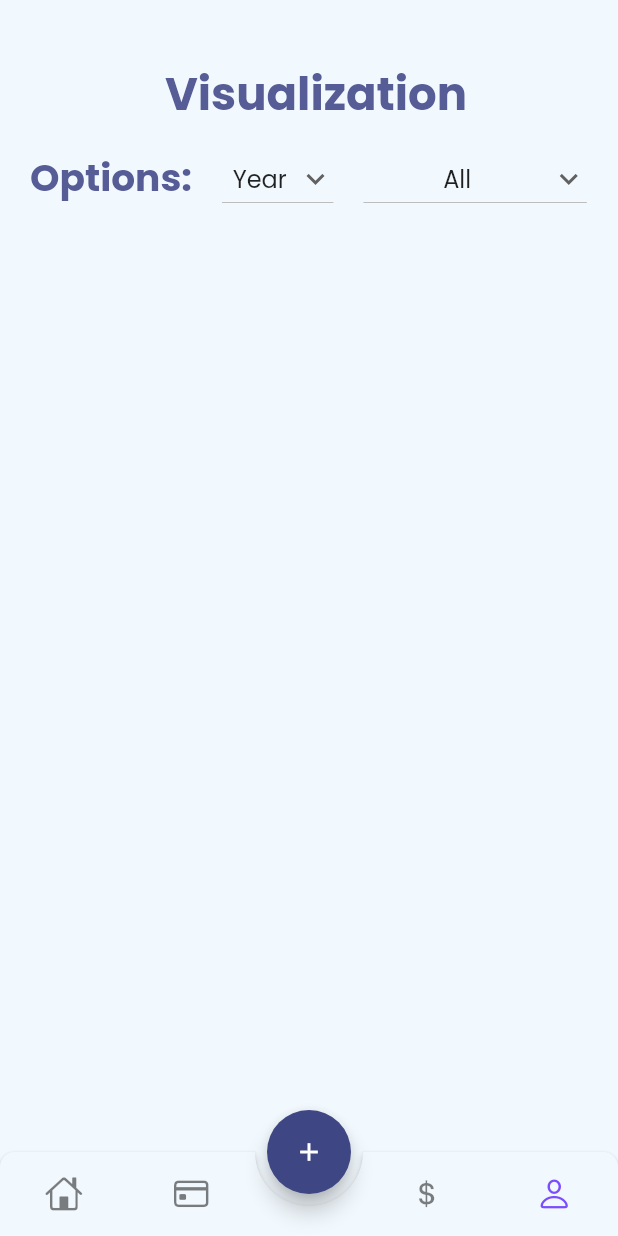
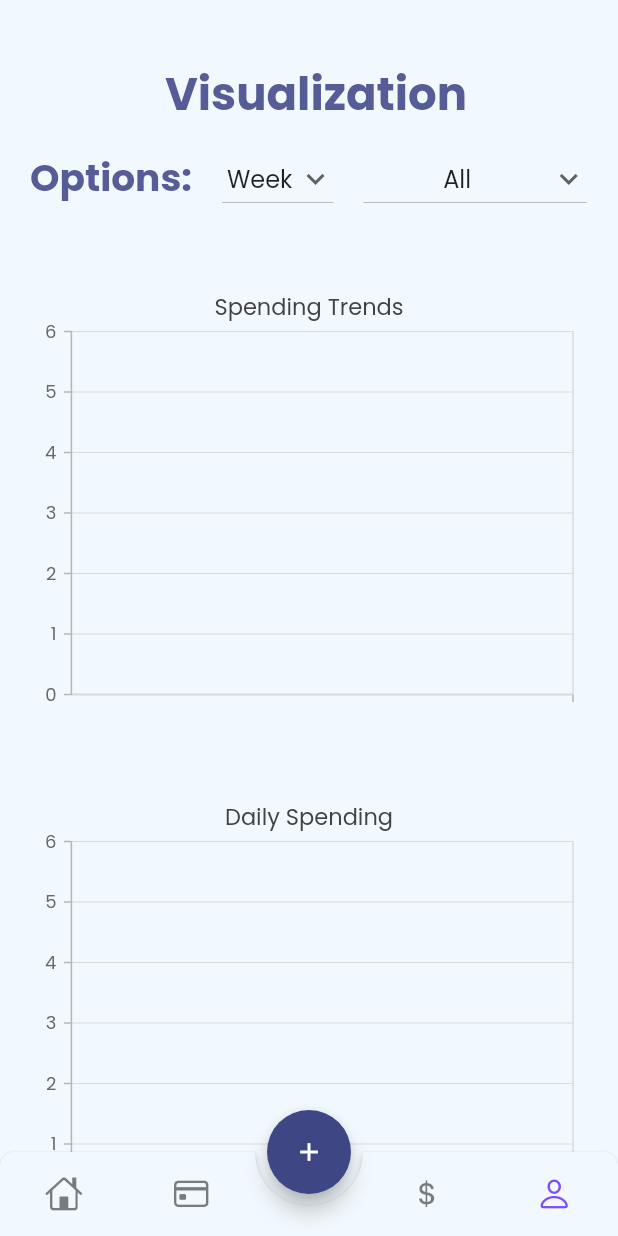
Before and after one commit to jmaguin/Colfin-Application, a Flutter app: the screen it shows after launch, item 4 of the bottom bar chosen, on a phone screen of 412 x 824 dp. Run offline on Flutter 3.47's test engine with Material 2 defaults, Android fonts, the phone set to English and light mode, and no system bars; drawn by our look-alikes of animated_bottom_navigation_bar; our stand-ins replace google_fonts, percent_indicator, shared_preferences, sqflite, syncfusion_flutter_charts; missing offline and left inert: icon_badge; accounts and stored records are empty; network calls fail.

Commit message:
graph page now sorts based on dropdowns

```diff
--- a/Flutter_finance_app_ui-main/lib/pages/graph_page.dart
+++ b/Flutter_finance_app_ui-main/lib/pages/graph_page.dart
@@ -2,8 +2,10 @@ import 'package:flutter/material.dart';
 import 'package:flutter_finance_app/theme/colors.dart';
 import 'package:flutter_finance_app/database.dart';
 import 'package:flutter_finance_app/purchase.dart';
-import 'package:shared_preferences/shared_preferences.dart';
+import 'package:flutter_finance_app/data_point.dart';
+import 'package:flutter_finance_app/database_data.dart';
 import 'package:syncfusion_flutter_charts/charts.dart';
+import 'package:intl/intl.dart';
 
 class GraphPage extends StatefulWidget {
   const GraphPage({super.key});
@@ -14,12 +16,15 @@ class GraphPage extends StatefulWidget {
 
 class _GraphPageState extends State<GraphPage> {
   // List to store database data
-  late Future<List<Purchase>> purchaseData;
+  // List<Purchase> purchaseData = <Purchase>[];
+
+  DatabaseData purchaseData = DatabaseData();
+  List<Purchase> dailyData = <Purchase>[];
+  List<DataPoint> rangeData = <DataPoint>[];
 
   // List to store graph time period options
-  String timeDropDownText = "Year";
+  String timeDropDownText = "Week";
   List<String> timeDropDownItems = [
-    "Day",
     "Week",
     "Month",
     "Year",
@@ -38,11 +43,98 @@ class _GraphPageState extends State<GraphPage> {
     "Sent Funds",
   ];
 
-  late TooltipBehavior _tooltipBehavior;
+  late TooltipBehavior _tooltipBehaviorDaily;
+  late TooltipBehavior _tooltipBehaviorRange;
 
-  // Constructor
-  _GraphPageState() {
-    purchaseData = Database.getPurchases();
+  @override
+  void initState() {
+    _tooltipBehaviorDaily =
+        TooltipBehavior(enable: true, format: '\$point.y', header: 'Purchase');
+    _tooltipBehaviorRange =
+        TooltipBehavior(enable: true, format: '\$point.y', header: 'Purchases');
+    buildDataSet();
+    super.initState();
+  }
+
+  initPurchases() async {
+    // purchaseData = await Database.getPurchases();
+  }
+
+  updatePurchases() async {
+    // purchaseData = await Database.getPurchaseRange(categoryDropDownText, timeDropDownText);
+  }
+
+  buildDataSet() async {
+    //   purchaseData =
+    //       await Database.getPurchaseRange(categoryDropDownText, timeDropDownText);
+
+    //   List<Purchase> filteredList;
+    //   if (timeDropDownText == "day") {
+    //     filteredList = tempList.where((item) {
+    //       DateTime itemDate = DateTime.fromMillisecondsSinceEpoch(item.createdAt);
+    //       return itemDate.year == currentDate.year;
+    //     });
+    //   }
+
+    // Build data for dailyData
+    DateTime now = new DateTime.now();
+    DateTime currentDate = new DateTime(now.year, now.month, now.day);
+    dailyData = purchaseData.data.where((item) {
+      DateTime itemDate = DateTime.fromMillisecondsSinceEpoch(item.createdAt);
+      return itemDate.day == currentDate.day;
+    }).toList();
+
+    rangeData.clear();
+
+    // Build data for rangeData
+    if (timeDropDownText == 'Year') {
+      // Create datapoint for each month
+      for (int i = 1; i < 13; ++i) {
+        DataPoint temp =
+            DataPoint(price: 0, category: "", createdAt: 0, time: i);
+
+        rangeData.add(temp);
+      }
+
+      print(rangeData);
+
+      // Add up expenditures for each month
+      for (Purchase item in purchaseData.data) {
+        if (item.year == now.year) {
+          rangeData[item.month].price += item.price;
+        }
+      }
+    } else if (timeDropDownText == "Month") {
+      // // Create datapoint for each week
+      // for (int i = 1; i < 5; ++i) {
+      //   DataPoint temp =
+      //       DataPoint(price: 0, category: "", createdAt: 0, time: i);
+
+      //   rangeData.add(temp);
+      // }
+    } else if (timeDropDownText == "Week") {
+      // Create datapoint for each month
+      for (int i = 1; i < 8; ++i) {
+        DataPoint temp =
+            DataPoint(price: 0, category: "", createdAt: 0, time: i);
+
+        rangeData.add(temp);
+      }
+
+      DateTime mostRecentMonday =
+          DateTime(now.year, now.month, now.day - (now.weekday - 1));
+
+      // Select only purchases during current week
+      for (Purchase item in purchaseData.data) {
+        print("Monday: $mostRecentMonday Item Day: $item.day\n");
+        if (item.day >= mostRecentMonday.day &&
+            item.day <= mostRecentMonday.add(const Duration(days: 7)).day) {
+          rangeData[item.day - mostRecentMonday.day].price += item.price;
+        }
+      }
+    }
+
+    print(rangeData);
   }
 
   @override
@@ -85,7 +177,7 @@ class _GraphPageState extends State<GraphPage> {
             Row(
               children: [
                 const Padding(
-                  padding: EdgeInsets.only(left: 20),
+                  padding: EdgeInsets.only(left: 20, bottom: 40),
                   child: Text("Options:",
                       style: TextStyle(
                         fontWeight: FontWeight.bold,
@@ -94,7 +186,7 @@ class _GraphPageState extends State<GraphPage> {
                       )),
                 ),
                 Padding(
-                  padding: const EdgeInsets.only(left: 20),
+                  padding: const EdgeInsets.only(left: 20, bottom: 40),
                   child: DropdownButton(
                     alignment: Alignment.bottomCenter,
                     // Intialize dropdown item
@@ -115,15 +207,13 @@ class _GraphPageState extends State<GraphPage> {
                       // Refresh widget state
                       setState(() {
                         timeDropDownText = newValue!;
+                        buildDataSet();
                       });
-
-                      // purchaseData = await Database.getPurchaseRange(
-                      //     categoryDropDownText, timeDropDownText);
                     },
                   ),
                 ),
                 Padding(
-                  padding: const EdgeInsets.only(left: 20),
+                  padding: const EdgeInsets.only(left: 20, bottom: 40),
                   child: DropdownButton(
                     alignment: Alignment.bottomCenter,
                     // Intialize dropdown item
@@ -144,9 +234,8 @@ class _GraphPageState extends State<GraphPage> {
                       // Refresh widget state
                       setState(() {
                         categoryDropDownText = newValue!;
+                        buildDataSet();
                       });
-                      // purchaseData = await Database.getPurchaseRange(
-                      //     categoryDropDownText, timeDropDownText);
                     },
                   ),
                 ),
@@ -154,25 +243,44 @@ class _GraphPageState extends State<GraphPage> {
             ),
 
             // Graph ---------------------------------------------------
-
-            // Center(
-            //   child: SfCartesianChart(
-            //     title: ChartTitle(text: 'Spending Trends'),
-            //     legend: Legend(isVisible: true),
-            //     tooltipBehavior: _tooltipBehavior,
-            //     primaryXAxis: CategoryAxis(),
-            //     // ChartSeries?
-            //     series: <LineSeries<Purchase, String>>[
-            //       LineSeries<Purchase, String>(
-            //         animationDuration: 2500,
-            //         // Binding list data to the chart.
-            //         dataSource: purchaseData,
-            //         xValueMapper: (Purchase data, _) => data.weekday,
-            //         yValueMapper: (Purchase data, _) => data.price,
-            //       ),
-            //     ],
-            //   ),
-            // ),
+            Padding(
+              padding: const EdgeInsets.only(left: 20, bottom: 40, right: 20),
+              child: SfCartesianChart(
+                title: ChartTitle(text: 'Spending Trends'),
+                tooltipBehavior: _tooltipBehaviorRange,
+                primaryXAxis: CategoryAxis(),
+                // ChartSeries?
+                series: <LineSeries<DataPoint, int>>[
+                  LineSeries<DataPoint, int>(
+                      animationDuration: 2500,
+                      // Binding list data to the chart.
+                      dataSource: rangeData,
+                      xValueMapper: (DataPoint point, _) => point.time,
+                      yValueMapper: (DataPoint point, _) => point.price,
+                      markerSettings: MarkerSettings(isVisible: true)),
+                ],
+              ),
+            ),
+            Padding(
+              padding: const EdgeInsets.only(left: 20, bottom: 40, right: 20),
+              child: SfCartesianChart(
+                title: ChartTitle(text: 'Daily Spending'),
+                tooltipBehavior: _tooltipBehaviorDaily,
+                primaryXAxis: CategoryAxis(),
+                // ChartSeries?
+                series: <LineSeries<Purchase, String>>[
+                  LineSeries<Purchase, String>(
+                      animationDuration: 2500,
+                      // Binding list data to the chart.
+                      dataSource: dailyData,
+                      xValueMapper: (Purchase item, _) => DateFormat.Hm()
+                          .format(DateTime.fromMillisecondsSinceEpoch(
+                              item.createdAt)),
+                      yValueMapper: (Purchase item, _) => item.price,
+                      markerSettings: MarkerSettings(isVisible: true)),
+                ],
+              ),
+            ),
           ],
         ),
       ),
```
